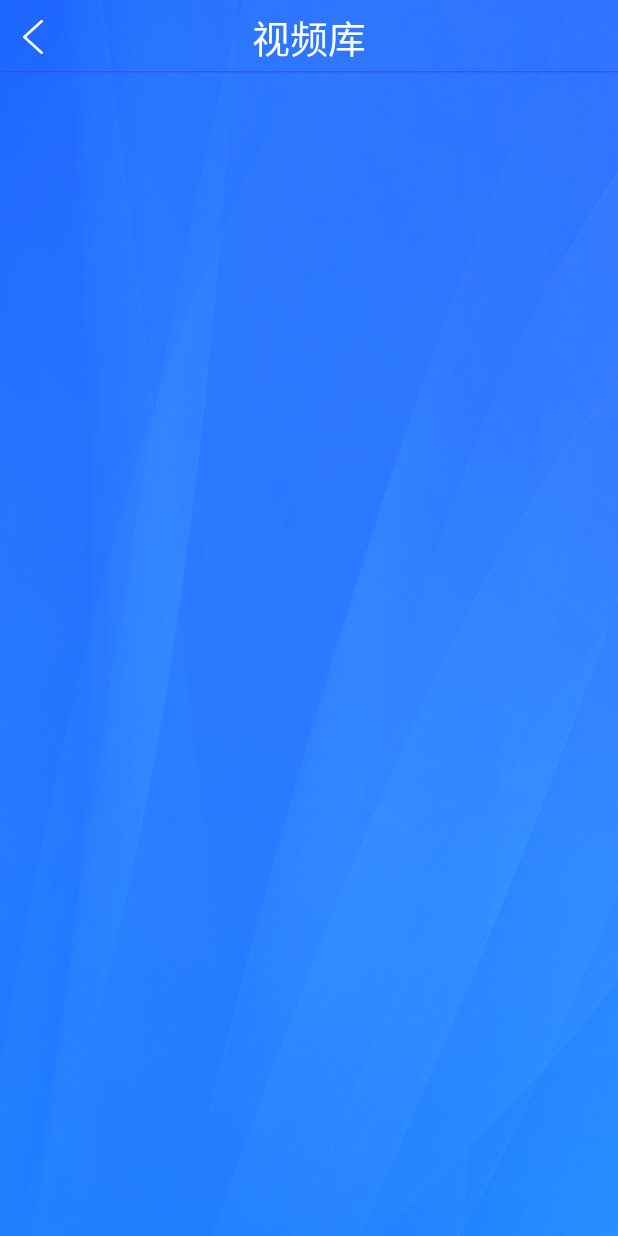
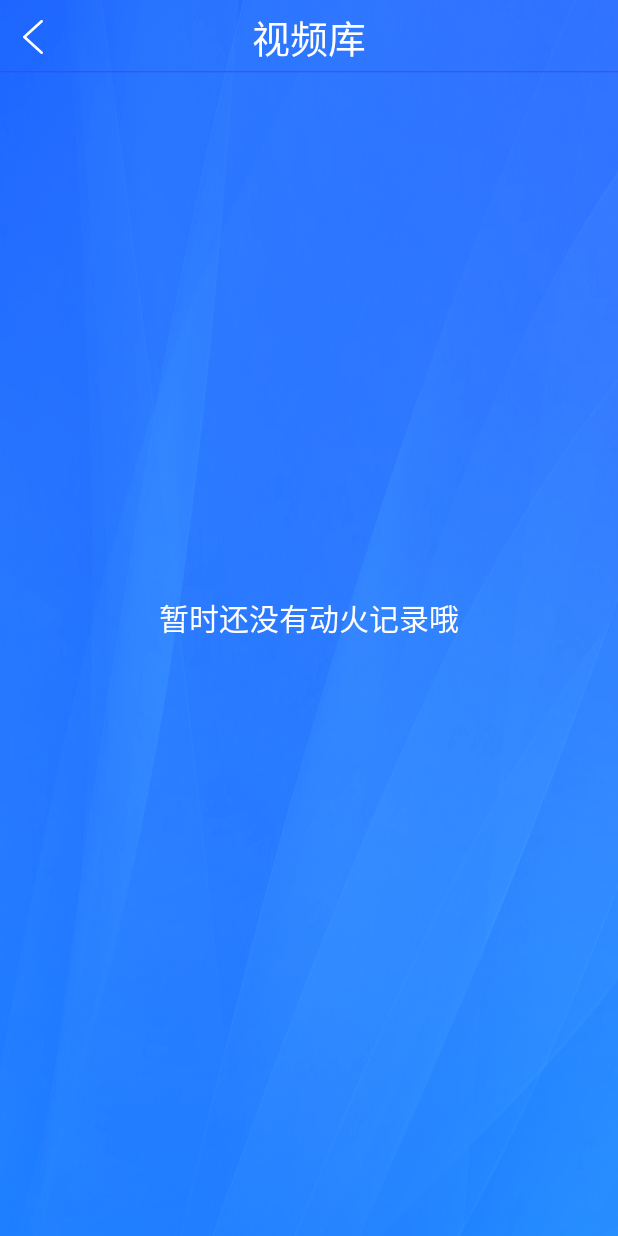
Before and after one commit to iponkan/watchtower, an Android app: the GalleryActivity screen opened directly, with no data from a screen before it, on a phone screen of 412 x 824 dp. Run offline under Robolectric (Android 15) with nearby library versions, the phone set to English and light mode, and no system bars; libraries missing offline, so code that uses them is left out: com.blankj.utilcode; 1 statement that could not run was skipped.

Commit message:
处理空情况

```diff
--- a/app/src/main/java/com/hitqz/robot/watchtower/gallery/GalleryActivity.java
+++ b/app/src/main/java/com/hitqz/robot/watchtower/gallery/GalleryActivity.java
@@ -8,6 +8,7 @@ import android.os.Bundle;
 import android.view.View;
 import android.widget.AdapterView;
 import android.widget.ListView;
+import android.widget.TextView;
 
 import com.hitqz.robot.commonlib.util.FullScreenUtil;
 import com.hitqz.robot.watchtower.DonghuoRecordManager;
@@ -19,16 +20,22 @@ import java.util.List;
 public class GalleryActivity extends AppCompatActivity {
 
     ListView listView;
-
+    TextView tvEmpty;
 
     @Override
     protected void onCreate(Bundle savedInstanceState) {
         super.onCreate(savedInstanceState);
         FullScreenUtil.initFullScreen(this);
         setContentView(R.layout.activity_gallery);
+        tvEmpty = findViewById(R.id.tv_empty_record);
 
         DonghuoRecordManager.getInstance().initRecords();
         List<DonghuoRecord> donghuoRecords = DonghuoRecordManager.getInstance().getDonghuoRecords();
+        if (donghuoRecords == null || donghuoRecords.size() == 0) {
+            tvEmpty.setVisibility(View.VISIBLE);
+        } else {
+            tvEmpty.setVisibility(View.GONE);
+        }
 
         listView = findViewById(R.id.lv_records);
         DonghuoRecordAdapter donghuoRecordAdapter = new DonghuoRecordAdapter(donghuoRecords, this);
--- a/app/src/main/res/layout/activity_gallery.xml
+++ b/app/src/main/res/layout/activity_gallery.xml
@@ -1,5 +1,5 @@
 <?xml version="1.0" encoding="utf-8"?>
-<LinearLayout xmlns:android="http://schemas.android.com/apk/res/android"
+<RelativeLayout xmlns:android="http://schemas.android.com/apk/res/android"
     xmlns:app="http://schemas.android.com/apk/res-auto"
     xmlns:tools="http://schemas.android.com/tools"
     android:layout_width="match_parent"
@@ -20,6 +20,7 @@
         android:id="@+id/lv_records"
         android:layout_width="match_parent"
         android:layout_height="match_parent"
+        android:layout_below="@id/common_title_bar"
         android:layout_marginLeft="20dp"
         android:layout_marginTop="18dp"
         android:layout_marginRight="20dp"
@@ -31,4 +32,15 @@
 
     </ListView>
 
-</LinearLayout>
+    <TextView
+        android:id="@+id/tv_empty_record"
+        android:layout_width="wrap_content"
+        android:layout_height="wrap_content"
+        android:layout_centerInParent="true"
+        android:text="暂时还没有动火记录哦"
+        android:textColor="@android:color/white"
+        android:textSize="20dp"
+        android:visibility="gone"
+        tools:visibility="visible" />
+
+</RelativeLayout>
```
Also changed, not shown: app/src/main/java/com/hitqz/robot/watchtower/gallery/VideoListActivity.java (+30 -45 lines), app/src/main/res/layout/activity_video_list.xml (+14 -3 lines).
